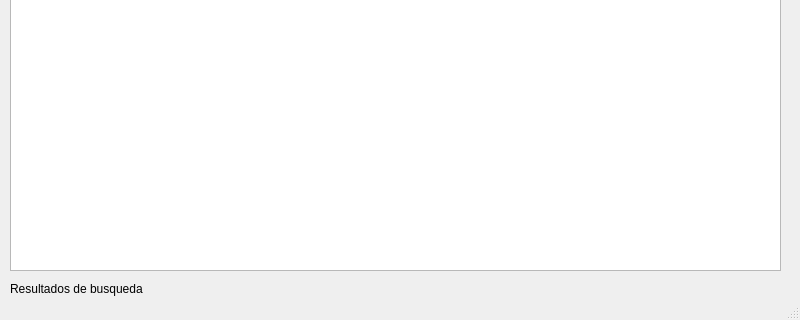
This is GUI/TECFS-QT/src/ceSearch/cesearch.ui in MAU143429/TECFS-CE-2103 as Qt 5 draws it before an edit; both pictures show x 0 to 800 and y 280 to 600 of the 800 by 600 pixel window. The edited form follows.
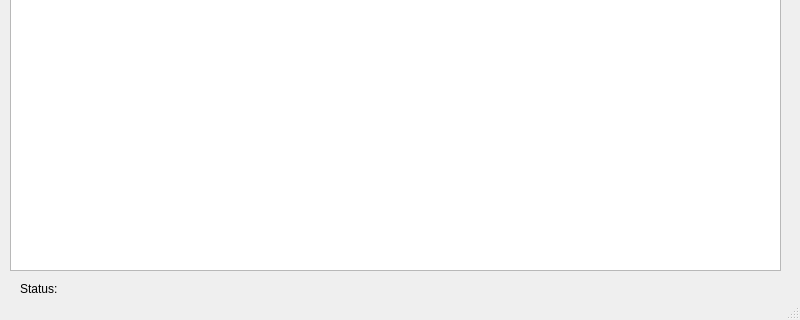
This is the edited form.

```diff
--- a/GUI/TECFS-QT/src/ceSearch/cesearch.ui
+++ b/GUI/TECFS-QT/src/ceSearch/cesearch.ui
@@ -63,19 +63,32 @@
    <widget class="QLabel" name="resultLabel">
     <property name="geometry">
      <rect>
-      <x>10</x>
+      <x>70</x>
       <y>560</y>
-      <width>771</width>
-      <height>17</height>
+      <width>711</width>
+      <height>20</height>
      </rect>
     </property>
     <property name="text">
-     <string>Resultados de busqueda</string>
+     <string/>
     </property>
     <property name="textInteractionFlags">
      <set>Qt::LinksAccessibleByMouse|Qt::TextEditable</set>
     </property>
    </widget>
+   <widget class="QLabel" name="label">
+    <property name="geometry">
+     <rect>
+      <x>20</x>
+      <y>560</y>
+      <width>51</width>
+      <height>17</height>
+     </rect>
+    </property>
+    <property name="text">
+     <string>Status:</string>
+    </property>
+   </widget>
   </widget>
   <widget class="QStatusBar" name="statusbar"/>
  </widget>
```
